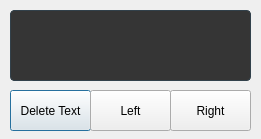
The window that interfaces/fr2.ui (PotatoJedi/FaceSwitch2) describes before a commit, drawn with Qt 5.
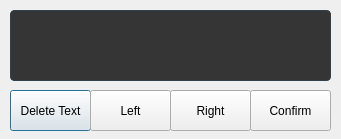
The same window after the commit.

Commit message: Added Confirm button

```diff
--- a/interfaces/fr2.ui
+++ b/interfaces/fr2.ui
@@ -6,7 +6,7 @@
    <rect>
     <x>0</x>
     <y>0</y>
-    <width>261</width>
+    <width>341</width>
     <height>139</height>
    </rect>
   </property>
@@ -21,7 +21,7 @@
     <rect>
      <x>10</x>
      <y>10</y>
-     <width>241</width>
+     <width>321</width>
      <height>71</height>
     </rect>
    </property>
@@ -95,6 +95,19 @@
     <string>Right</string>
    </property>
   </widget>
+  <widget class="QPushButton" name="btnConfirm">
+   <property name="geometry">
+    <rect>
+     <x>250</x>
+     <y>90</y>
+     <width>81</width>
+     <height>41</height>
+    </rect>
+   </property>
+   <property name="text">
+    <string>Confirm</string>
+   </property>
+  </widget>
  </widget>
  <resources/>
  <connections/>
```
The commit also changes 1 other file.
